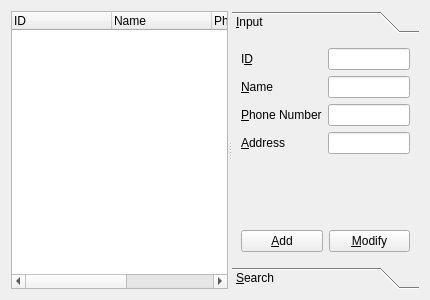
Qt form clientmanagerform.ui (KimYooseon/osstem) before a commit.
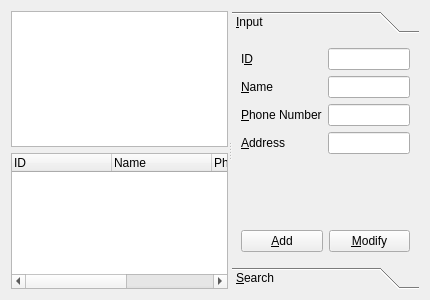
The same form after that commit.

Diff of the .ui file:
```diff
--- a/clientmanagerform.ui
+++ b/clientmanagerform.ui
@@ -21,6 +21,9 @@
      </property>
      <widget class="QWidget" name="layoutWidget">
       <layout class="QVBoxLayout" name="listVerticalLayout">
+       <item>
+        <widget class="QTableView" name="clientTableView"/>
+       </item>
        <item>
         <widget class="QTreeWidget" name="treeWidget">
          <property name="rootIsDecorated">
```
Left out of the diff: 6 changed lines with no effect on the pictures.
